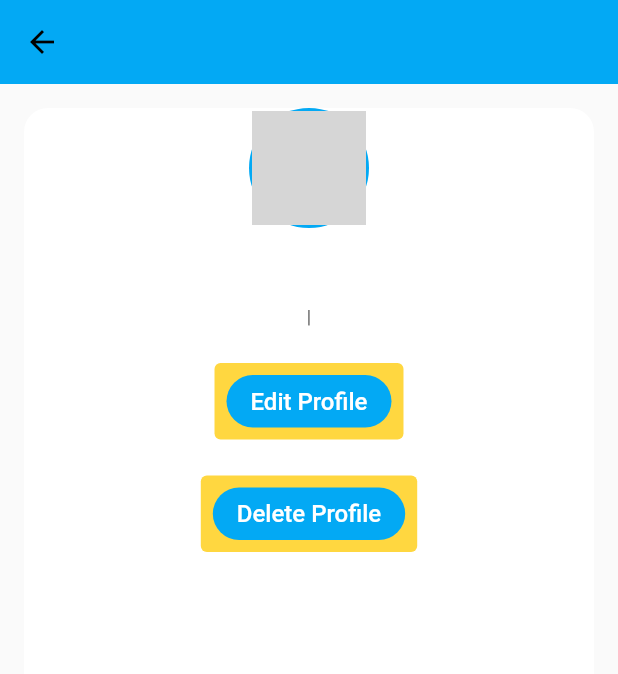
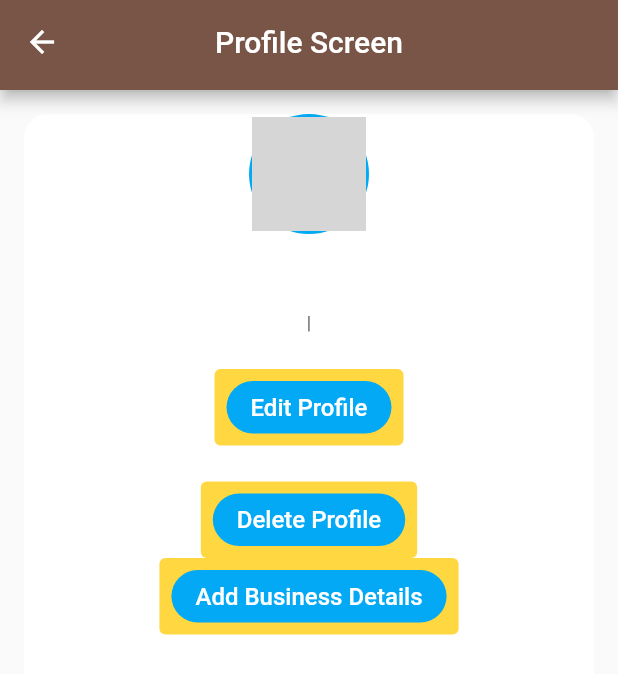
Before and after one commit to trainingtuts/mosaic_event, a Flutter app: the ProfileScreen screen opened directly, on a phone screen of 412 x 824 dp. Shown: the top 674 px of the screen. Run offline on Flutter 3.47's test engine with Material 2 defaults, Android fonts, the phone set to English and light mode, and no system bars; our stand-ins replace carousel_slider, cloud_firestore, firebase_auth, firebase_core, firebase_storage, fluttertoast and 3 more; accounts and stored records are empty; network calls fail; Roboto replaces fonts that are missing (SF Pro); grey boxes are pictures that could not be loaded.

Commit message:
design ready

```diff
--- a/lib/screens/profile_screen.dart
+++ b/lib/screens/profile_screen.dart
@@ -1,9 +1,11 @@
 import 'package:cloud_firestore/cloud_firestore.dart';
 import 'package:flutter/material.dart';
 import 'package:mosaic_event/forms/profile_update_form.dart';
+import 'package:mosaic_event/screens/settings/restaurants/update_add_restaurants.dart';
 import 'package:mosaic_event/services/auth_service.dart';
 import 'package:mosaic_event/services/cloud_service.dart';
 import 'package:mosaic_event/theme/theme.dart';
+import 'package:mosaic_event/utils/my_app_bar.dart';
 import 'package:mosaic_event/utils/upload_image.dart';
 import 'package:provider/provider.dart';
 
@@ -22,14 +24,7 @@ class _ProfileScreenState extends State<ProfileScreen> {
     final cloudService = Provider.of<CloudService>(context);
 
     return Scaffold(
-      appBar: AppBar(
-        backgroundColor: MyColors.primaryColor,
-        elevation: 0,
-        leading: const Icon(
-          Icons.arrow_back,
-          color: Colors.black,
-        ),
-      ),
+      appBar: MyAppBar(title: "Profile Screen"),
       body: StreamBuilder(
         stream:
             cloudService.usersCollection.doc(authService.userID()).snapshots(),
@@ -69,7 +64,7 @@ class _ProfileScreenState extends State<ProfileScreen> {
                             child: CircleAvatar(
                               backgroundColor: Colors.white,
                               radius: 12.0,
-                              child:  Icon(
+                              child: Icon(
                                 Icons.camera_alt,
                                 size: 15.0,
                                 color: Color(0xFF404040),
@@ -118,7 +113,8 @@ class _ProfileScreenState extends State<ProfileScreen> {
                         style: TextButton.styleFrom(
                             backgroundColor: Colors.amberAccent),
                         child: Container(
-                          padding: const EdgeInsets.fromLTRB(16.0, 8.0, 16.0, 8.0),
+                          padding:
+                              const EdgeInsets.fromLTRB(16.0, 8.0, 16.0, 8.0),
                           decoration: BoxDecoration(
                             color: MyColors.primaryColor,
                             borderRadius:
@@ -145,13 +141,47 @@ class _ProfileScreenState extends State<ProfileScreen> {
                       style: TextButton.styleFrom(
                           backgroundColor: Colors.amberAccent),
                       child: Container(
-                        padding: const EdgeInsets.fromLTRB(16.0, 8.0, 16.0, 8.0),
+                        padding:
+                            const EdgeInsets.fromLTRB(16.0, 8.0, 16.0, 8.0),
                         decoration: BoxDecoration(
                           color: MyColors.primaryColor,
-                          borderRadius: const BorderRadius.all(Radius.circular(20.0)),
+                          borderRadius:
+                              const BorderRadius.all(Radius.circular(20.0)),
                         ),
                         child: const Text(
                           'Delete Profile',
+                          style: TextStyle(
+                            fontFamily: 'SF Pro',
+                            color: Colors.white,
+                            fontWeight: FontWeight.w500,
+                            fontSize: 16.0,
+                          ),
+                        ),
+                      ),
+                    ),
+                  ),
+                  Center(
+                    child: TextButton(
+                      onPressed: () {
+                        Navigator.push(
+                          context,
+                          MaterialPageRoute(
+                              builder: (context) =>
+                                  const UpdateOrAddRestaurant()),
+                        );
+                      },
+                      style: TextButton.styleFrom(
+                          backgroundColor: Colors.amberAccent),
+                      child: Container(
+                        padding:
+                            const EdgeInsets.fromLTRB(16.0, 8.0, 16.0, 8.0),
+                        decoration: BoxDecoration(
+                          color: MyColors.primaryColor,
+                          borderRadius:
+                              const BorderRadius.all(Radius.circular(20.0)),
+                        ),
+                        child: const Text(
+                          'Add Business Details',
                           style: TextStyle(
                             fontFamily: 'SF Pro',
                             color: Colors.white,
--- a/lib/screens/settings/category/category_list.dart
+++ b/lib/screens/settings/category/category_list.dart
@@ -1,7 +1,7 @@
 import 'package:cloud_firestore/cloud_firestore.dart';
 import 'package:flutter/material.dart';
 import 'package:fluttertoast/fluttertoast.dart';
-import 'package:mosaic_event/screens/settings/category/add_category.dart';
+import 'package:mosaic_event/screens/settings/category/update_add_category.dart';
 import 'package:mosaic_event/services/cloud_service.dart';
 import 'package:provider/provider.dart';
 
--- a/lib/utils/carousel.dart
+++ b/lib/utils/carousel.dart
@@ -21,7 +21,7 @@ class _MyCarouselState extends State<MyCarousel> {
           FirebaseFirestore.instance.collection("carousel_banners").snapshots(),
       builder: (BuildContext context, AsyncSnapshot snapshot) {
         if (snapshot.hasError) {
-          log("Something went wrong!");
+          return Text("Something went wrong!");
         } else if (snapshot.connectionState == ConnectionState.waiting) {
           return const Center(
             child: CircularProgressIndicator(),
--- /dev/null
+++ b/lib/utils/my_app_bar.dart
@@ -0,0 +1,17 @@
+import 'package:flutter/material.dart';
+
+class MyAppBar extends StatelessWidget implements PreferredSizeWidget {
+  String? title;
+  MyAppBar({Key? key, required this.title}) : super(key: key);
+
+  @override
+  Size get preferredSize => const Size.fromHeight(60);
+
+  @override
+  Widget build(BuildContext context) {
+    return AppBar(
+      title: Text(title!),
+      centerTitle: true,
+    );
+  }
+}
```
Also changed, not shown: lib/screens/settings/restaurants/update_add_restaurants.dart (added, +160 -0 lines), lib/utils/upload_image.dart (+38 -0 lines), lib/screens/settings/category/update_add_category.dart (renamed from lib/screens/settings/category/add_category.dart).
